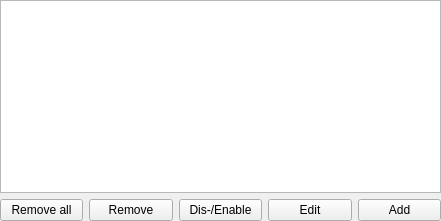
Old version of the form src/formconditions.ui in the repository Cubitect/cubiomes-viewer.
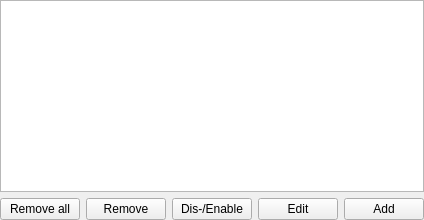
New version of the form.

Commit message: Tweaks on widget sizes and UI * changed layout of preferences * removed geometry attributes from ui

What changed in the file:
```diff
--- a/src/formconditions.ui
+++ b/src/formconditions.ui
@@ -2,14 +2,6 @@
 <ui version="4.0">
  <class>FormConditions</class>
  <widget class="QWidget" name="FormConditions">
-  <property name="geometry">
-   <rect>
-    <x>0</x>
-    <y>0</y>
-    <width>441</width>
-    <height>221</height>
-   </rect>
-  </property>
   <property name="sizePolicy">
    <sizepolicy hsizetype="Expanding" vsizetype="Expanding">
     <horstretch>0</horstretch>
```
The commit also changes 23 other files.
